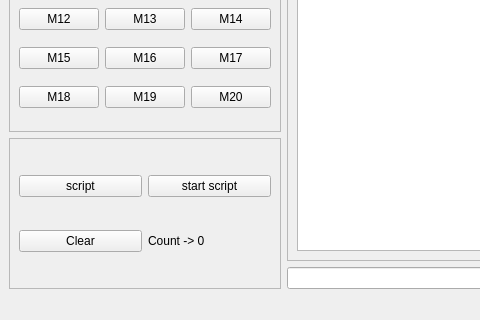
Qt form SerialTerminal/mainwindow.ui (Keivbyte/tools) before a commit; both pictures show x 0 to 480 and y 406 to 726 of the 1326 by 726 pixel window.
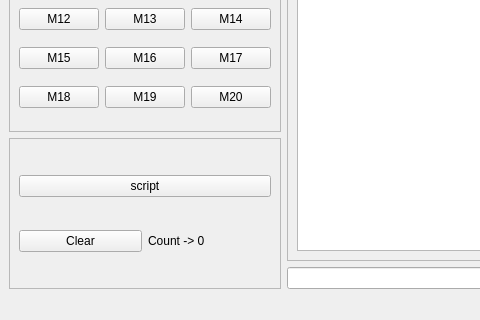
The same form after that commit.

Commit message: create script runing

The edit to the form file:
```diff
--- a/SerialTerminal/mainwindow.ui
+++ b/SerialTerminal/mainwindow.ui
@@ -285,20 +285,6 @@
            <enum>QFrame::Raised</enum>
           </property>
           <layout class="QGridLayout" name="gridLayout_4">
-           <item row="0" column="0">
-            <widget class="QPushButton" name="pushButton_23">
-             <property name="text">
-              <string>script</string>
-             </property>
-            </widget>
-           </item>
-           <item row="0" column="1">
-            <widget class="QPushButton" name="pushButton_24">
-             <property name="text">
-              <string>start script</string>
-             </property>
-            </widget>
-           </item>
            <item row="1" column="0">
             <widget class="QPushButton" name="btn_clear">
              <property name="text">
@@ -313,6 +299,13 @@
              </property>
             </widget>
            </item>
+           <item row="0" column="0" colspan="2">
+            <widget class="QPushButton" name="btn_script">
+             <property name="text">
+              <string>script</string>
+             </property>
+            </widget>
+           </item>
           </layout>
          </widget>
         </item>
```
The commit also changes 7 other files.
